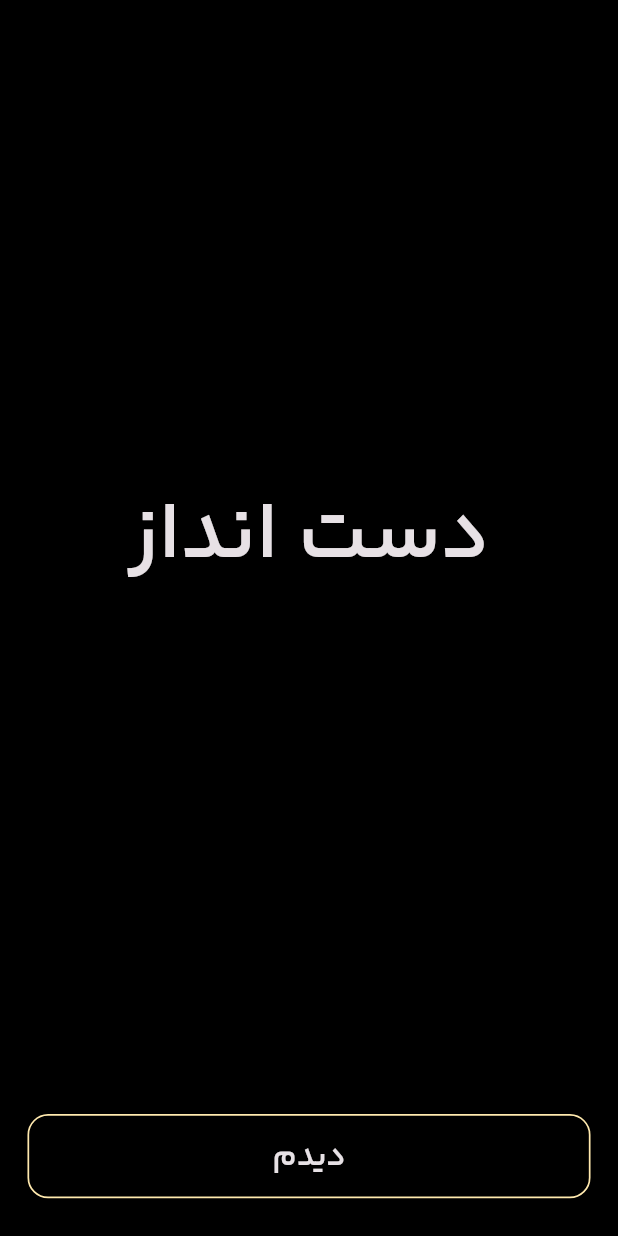
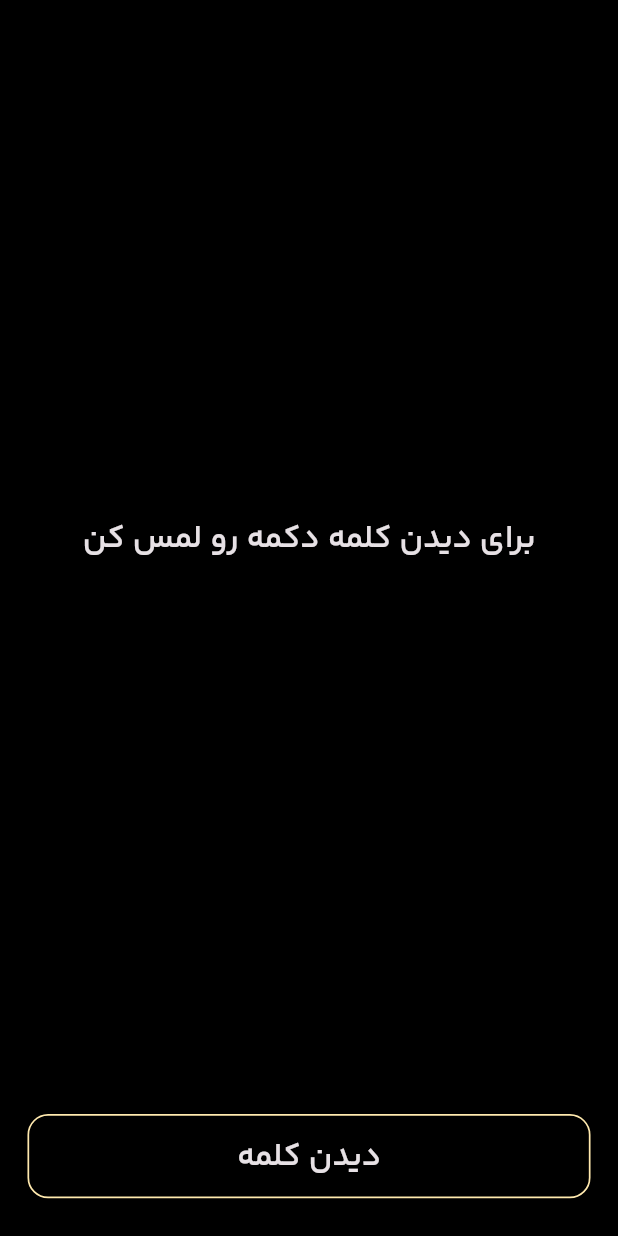
Before and after one commit to Alireza-kzt/flutter_spy_game, a Flutter app: the screen it shows after launch, after a tap on the "add" icon, after a tap on "شروع بازی", on a phone screen of 412 x 824 dp. Run offline on Flutter 3.47's test engine with Material 2 defaults, Android fonts, the phone set to English and light mode, and no system bars; our stand-ins replace flutter_svg, get, responsive_framework.

Commit message:
Role granting

```diff
--- a/lib/application.dart
+++ b/lib/application.dart
@@ -20,7 +20,7 @@ class SpyGame extends StatelessWidget {
       textDirection: TextDirection.rtl,
       getPages: Routs.routs,
       locale: const Locale('fa', 'IR'),
-      initialRoute: RoutPath.root,
+      initialRoute: RoutePath.root,
       builder: (context, child) => MediaQuery(
         data: MediaQuery.of(context).copyWith(textScaleFactor: 1.0),
         child: ResponsiveWrapper.builder(
--- a/lib/core/constants/rout_path.dart
+++ b/lib/core/constants/rout_path.dart
@@ -1,4 +1,4 @@
-class RoutPath {
+class RoutePath {
   static const root = '/setup';
   static const role = '/role';
   static const timer = '/timer';
--- a/lib/routes.dart
+++ b/lib/routes.dart
@@ -12,17 +12,17 @@ import 'spy/view/pages/role_granting_page.dart';
 class Routs {
   static List<GetPage> routs = <GetPage>[
     GetPage(
-      name: RoutPath.root,
+      name: RoutePath.root,
       page: () => const SetupGamePage(),
       binding: SetupBindings(),
     ),
     GetPage(
-      name: RoutPath.role,
+      name: RoutePath.role,
       page: () => const RoleGrantingPage(),
       binding: RoleBindings(),
     ),
     GetPage(
-      name: RoutPath.timer,
+      name: RoutePath.timer,
       page: () => const TimerPage(),
       binding: SpyTimerBindings(),
     ),
--- a/lib/spy/controller/role_controller.dart
+++ b/lib/spy/controller/role_controller.dart
@@ -1,8 +1,42 @@
+import 'dart:math';
+
 import 'package:flutter/material.dart';
 import 'package:get/get.dart';
+import 'package:spy/core/constants/rout_path.dart';
+import 'package:spy/spy/controller/spy_controller.dart';
 
 class RoleController extends GetxController {
   final PageController pageController = PageController();
+  RxBool seen = false.obs;
+  late List<int> spies;
 
   static RoleController get to => Get.find();
+
+  @override
+  onInit() {
+    spies = generateRandomIntegers(SpyController.to.spies.value, SpyController.to.players.value);
+
+    super.onInit();
+  }
+
+  List<int> generateRandomIntegers(int count, int max) {
+    Set<int> randomSet = {};
+
+    var random = Random();
+
+    for (var i = 0; randomSet.length < count; i++) {
+      randomSet.add(random.nextInt(max));
+    }
+
+    return randomSet.toList();
+  }
+
+  onGrantPressed() {
+    seen.value = false;
+    pageController.nextPage(duration: const Duration(milliseconds: 200), curve: Curves.easeIn);
+  }
+
+  onSeenPressed() => seen.value = true;
+
+  startGame() => Get.offNamed(RoutePath.timer);
 }
--- /dev/null
+++ b/lib/spy/controller/spy_controller.dart
@@ -0,0 +1,43 @@
+import 'package:get/get.dart';
+
+import '../../core/constants/rout_path.dart';
+
+class SpyController extends GetxController {
+  RxInt players = 4.obs;
+  RxInt minutes = 1.obs;
+  RxInt spies = 1.obs;
+
+  static SpyController get to => Get.find();
+
+  startGrantingRoles () => Get.toNamed(RoutePath.role);
+
+  addPlayer() => players.value++;
+
+  addMinute() => minutes.value++;
+
+  addSpy() {
+    if (spies.value < players.value) {
+      spies.value++;
+    }
+  }
+
+  reducePlayer() {
+    if (players.value > 4) {
+      if (spies.value < players.value) {
+        players.value--;
+      }
+    }
+  }
+
+  reduceMinute() {
+    if (minutes.value > 1) {
+      minutes.value--;
+    }
+  }
+
+  reduceSpy() {
+    if (spies.value > 1) {
+      spies.value--;
+    }
+  }
+}
--- a/lib/spy/setup_bindings.dart
+++ b/lib/spy/setup_bindings.dart
@@ -1,10 +1,10 @@
 import 'package:get/get.dart';
 
-import 'controller/setup_controller.dart';
+import 'controller/spy_controller.dart';
 
 class SetupBindings implements Bindings {
   @override
   void dependencies() {
-    Get.put(SetupController());
+    Get.put(SpyController());
   }
 }
--- a/lib/spy/view/pages/role_granting_page.dart
+++ b/lib/spy/view/pages/role_granting_page.dart
@@ -1,4 +1,7 @@
 import 'package:flutter/material.dart';
+import 'package:get/get.dart';
+import 'package:spy/spy/controller/spy_controller.dart';
+
 import '../../controller/role_controller.dart';
 import '../widgets/role_granting_widget.dart';
 
@@ -9,10 +12,19 @@ class RoleGrantingPage extends StatelessWidget {
   Widget build(BuildContext context) {
     return PageView(
       controller: RoleController.to.pageController,
+      physics: const NeverScrollableScrollPhysics(),
       children: [
-        RoleGrantingWidget(),
-        RoleGrantingWidget(),
-        RoleGrantingWidget(),
+        for (int i = 0; i < SpyController.to.players.value; i++)
+          Obx(
+            () => RoleGrantingWidget(
+              isLastRole: SpyController.to.players.value - 1 == i,
+              seen: RoleController.to.seen.value,
+              word: RoleController.to.spies.contains(i) ? 'جاسوسی' : 'دست انداز',
+              onGrantPressed: RoleController.to.onGrantPressed,
+              onSeenPressed: RoleController.to.onSeenPressed,
+              onFinishedPressed: RoleController.to.startGame,
+            ),
+          ),
       ],
     );
   }
--- a/lib/spy/view/pages/setup_game_page.dart
+++ b/lib/spy/view/pages/setup_game_page.dart
@@ -1,9 +1,9 @@
 import 'package:flutter/material.dart';
 import 'package:get/get.dart';
+import 'package:spy/spy/view/widgets/counter_input_widget.dart';
 import '../../../core/constants/rout_path.dart';
 import '../../../core/view/styles/button_style.dart';
-import '../../controller/setup_controller.dart';
-import '../widgets/increase_and_decrease_input/incr_and_decr_input_widget.dart';
+import '../../controller/spy_controller.dart';
 
 class SetupGamePage extends StatelessWidget {
   const SetupGamePage({Key? key}) : super(key: key);
@@ -11,14 +11,6 @@ class SetupGamePage extends StatelessWidget {
   @override
   Widget build(BuildContext context) {
     return Scaffold(
-      bottomNavigationBar: Padding(
-        padding: const EdgeInsets.symmetric(horizontal: 16, vertical: 22),
-        child: ElevatedButton(
-          child: const Text('شروع بازی'),
-          style: ButtonStyleFrom.of(context).largeElevatedButtonStyle?.copyWith(backgroundColor: MaterialStateProperty.all(Theme.of(context).colorScheme.primaryContainer)),
-          onPressed: () => Get.toNamed(RoutPath.role),
-        ),
-      ),
       body: SafeArea(
         child: SingleChildScrollView(
           padding: const EdgeInsets.symmetric(horizontal: 16),
@@ -27,27 +19,41 @@ class SetupGamePage extends StatelessWidget {
               const SizedBox(height: 24),
               Image.asset('assets/images/spy.png', height: 230),
               const SizedBox(height: 32),
-              IncreaseAndDecreaseInputWidget(
-                counter: SetupController.to.minutes,
+              CounterInputWidget(
+                counter: SpyController.to.minutes,
                 unit: 'دقیقه',
                 title: 'زمان',
+                onIncrement: SpyController.to.addMinute,
+                onDecrement: SpyController.to.reduceMinute,
               ),
               const SizedBox(height: 32),
-              IncreaseAndDecreaseInputWidget(
-                counter: SetupController.to.players,
+              CounterInputWidget(
+                counter: SpyController.to.players,
                 unit: 'نفر',
                 title: 'تعداد بازیکنان',
+                onIncrement: SpyController.to.addPlayer,
+                onDecrement: SpyController.to.reducePlayer,
               ),
               const SizedBox(height: 32),
-              IncreaseAndDecreaseInputWidget(
-                counter: SetupController.to.spies,
+              CounterInputWidget(
+                counter: SpyController.to.spies,
                 unit: 'نفر',
                 title: 'تعداد جاسوس',
+                onIncrement: SpyController.to.addSpy,
+                onDecrement: SpyController.to.reduceSpy,
               ),
             ],
           ),
         ),
       ),
+      bottomNavigationBar: Padding(
+        padding: const EdgeInsets.symmetric(horizontal: 16, vertical: 22),
+        child: ElevatedButton(
+          child: const Text('شروع بازی'),
+          style: ButtonStyleFrom.of(context).largeElevatedButtonStyle?.copyWith(backgroundColor: MaterialStateProperty.all(Theme.of(context).colorScheme.primaryContainer)),
+          onPressed: SpyController.to.startGrantingRoles,
+        ),
+      ),
     );
   }
 }
--- a/lib/spy/view/pages/timer_page.dart
+++ b/lib/spy/view/pages/timer_page.dart
@@ -19,7 +19,7 @@ class TimerPage extends StatelessWidget {
             foregroundColor: MaterialStateProperty.all(Theme.of(context).colorScheme.onBackground),
             side: MaterialStateProperty.all(BorderSide(color: Theme.of(context).colorScheme.primaryContainer)),
           ),
-          onPressed: () => Get.offNamed(RoutPath.root),
+          onPressed: () => Get.offNamed(RoutePath.root),
         ),
       ),
       body: SafeArea(
--- a/lib/spy/view/widgets/increase_and_decrease_input/incr_and_decr_input_controller.dart
+++ /dev/null
@@ -1,20 +0,0 @@
-import 'package:get/get.dart';
-
-class IncreaseAndDecreaseInputController extends GetxController{
-
-
-  static IncreaseAndDecreaseInputController get to => Get.find<IncreaseAndDecreaseInputController>();
-
-  increasePress(Rx<int> counter){
-    if(counter.value != 99){
-      counter.value++;
-    }
-  }
-
-  decreasePress(Rx<int> counter){
-    if(counter.value != 1){
-      counter.value--;
-    }
-  }
-
-}
--- a/lib/spy/view/widgets/role_granting_widget.dart
+++ b/lib/spy/view/widgets/role_granting_widget.dart
@@ -1,28 +1,64 @@
 import 'package:flutter/material.dart';
 import 'package:get/get.dart';
-import 'package:spy/core/constants/rout_path.dart';
 
 import '../../../core/view/styles/button_style.dart';
 
 class RoleGrantingWidget extends StatelessWidget {
-  const RoleGrantingWidget({Key? key}) : super(key: key);
+  final bool seen;
+  final bool isLastRole;
+  final String word;
+  final Function() onGrantPressed;
+  final Function() onSeenPressed;
+  final Function() onFinishedPressed;
+
+  const RoleGrantingWidget({
+    Key? key,
+    required this.seen,
+    required this.word,
+    required this.onGrantPressed,
+    required this.onSeenPressed,
+    this.isLastRole = false,
+    required this.onFinishedPressed,
+  }) : super(key: key);
+
+  String get buttonText {
+    if (!seen) {
+      return 'دیدن کلمه';
+    } else if (!isLastRole) {
+      return 'دیدم';
+    } else {
+      return 'شروع بازی';
+    }
+  }
+
+  Function() get onPressed {
+    if (!seen) {
+      return onSeenPressed;
+    } else if (!isLastRole) {
+      return onGrantPressed;
+    } else {
+      return onFinishedPressed;
+    }
+  }
 
   @override
   Widget build(BuildContext context) {
     return Scaffold(
+      body: Center(
+        child: !seen
+            ? Text("برای دیدن کلمه دکمه رو لمس کن", style: context.textTheme.titleMedium)
+            : Text(word, style: context.textTheme.displayMedium),
+      ),
       bottomNavigationBar: Padding(
         padding: const EdgeInsets.symmetric(horizontal: 16, vertical: 22),
         child: OutlinedButton(
-          child: Text('دیدم'),
+          onPressed: onPressed,
           style: ButtonStyleFrom.of(context).largeOutlinedButtonStyle?.copyWith(
                 foregroundColor: MaterialStateProperty.all(Theme.of(context).colorScheme.onBackground),
                 side: MaterialStateProperty.all(BorderSide(color: Theme.of(context).colorScheme.primaryContainer)),
               ),
-          onPressed: () => Get.toNamed(RoutPath.timer),
+          child: Text(buttonText),
         ),
-      ),
-      body: Center(
-        child: Text('دست انداز', style: context.textTheme.displayMedium),
       ),
     );
   }
```
Also changed, not shown: lib/spy/controller/setup_controller.dart (deleted, +0 -9 lines), lib/spy/view/widgets/counter_input_widget.dart (renamed from lib/spy/view/widgets/increase_and_decrease_input/incr_and_decr_input_widget.dart, +14 -9 lines), pubspec.lock.
